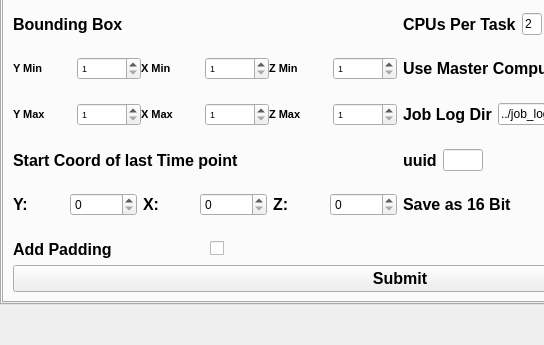
Above: src/mainwindow.ui from abcucberkeley/PetaKit5D-GUI before the change; both pictures show x 0 to 544 and y 255 to 600 of the 800 by 600 pixel window. Below: the same form after it.
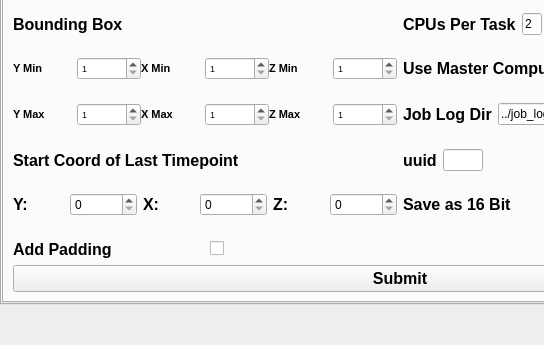
That is the form after the change. The open tabs and pages were chosen to show the change.

Commit message: Updated PetaKit5D and Normalized some useful tools parameter names

```diff
--- a/src/mainwindow.ui
+++ b/src/mainwindow.ui
@@ -5595,7 +5595,7 @@
                      </font>
                     </property>
                     <property name="text">
-                     <string>Start Coord of last Time point</string>
+                     <string>Start Coord of Last Timepoint</string>
                     </property>
                    </widget>
                   </item>
```
Left out of the diff: 8 changed lines with no effect on the pictures.
